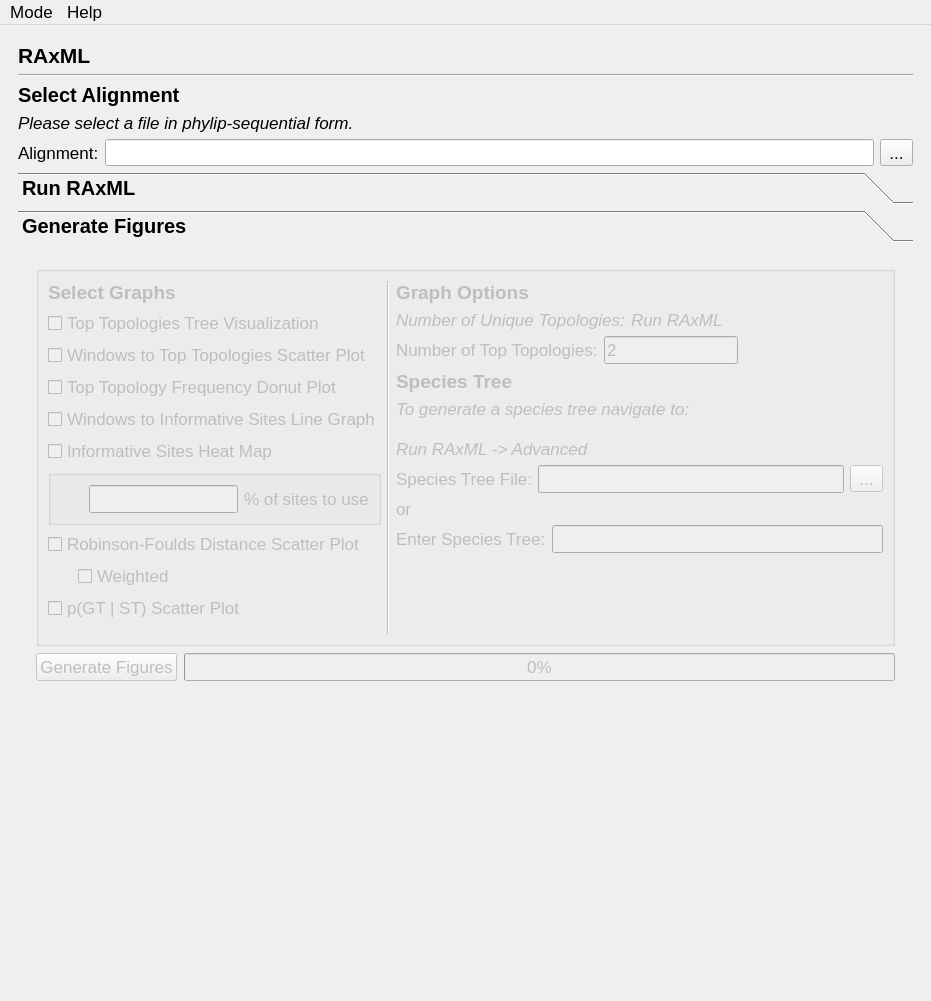
chilleo/ALPHA, file module/gui_layout.ui: the form before one commit.
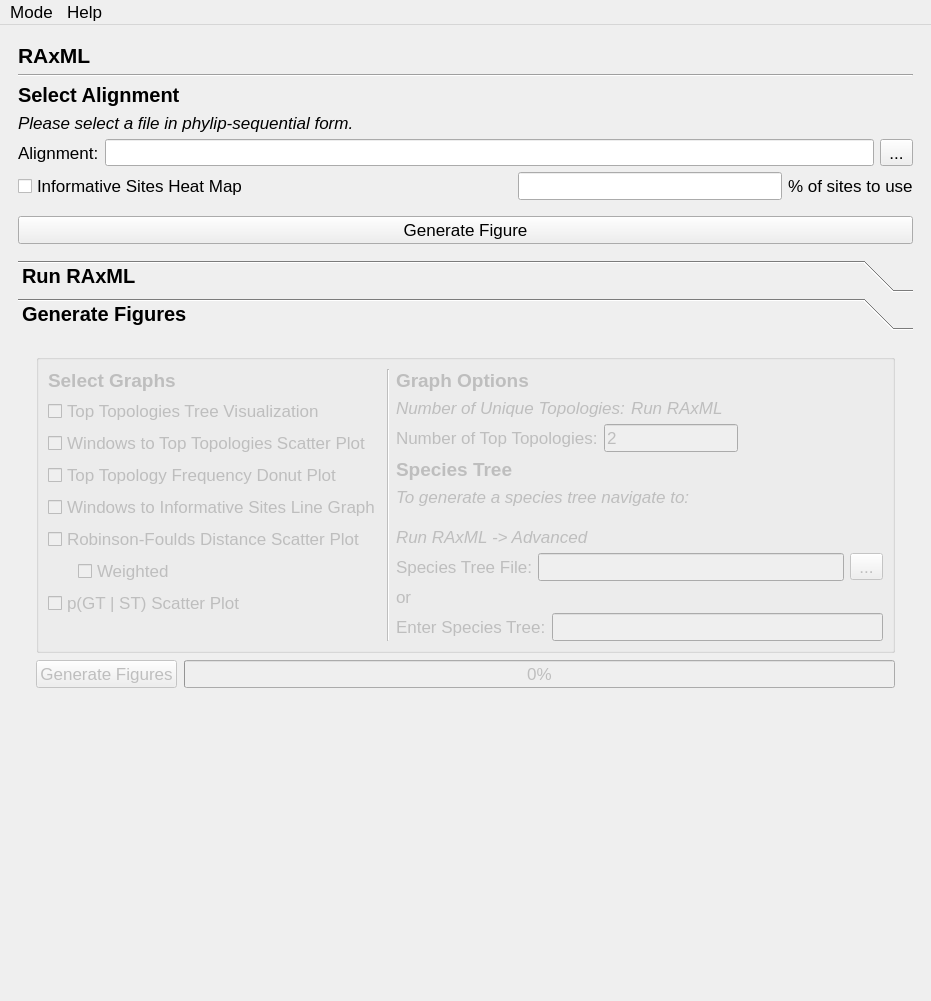
The form after the commit. The open tabs and pages were chosen to show the change.

Commit message: Moved heatmap generation

Diff of the .ui file:
```diff
--- a/module/gui_layout.ui
+++ b/module/gui_layout.ui
@@ -327,6 +327,67 @@
             </item>
            </layout>
           </item>
+          <item>
+           <layout class="QVBoxLayout" name="verticalLayout_35">
+            <property name="bottomMargin">
+             <number>10</number>
+            </property>
+            <item>
+             <layout class="QHBoxLayout" name="horizontalLayout_62">
+              <property name="bottomMargin">
+               <number>10</number>
+              </property>
+              <item>
+               <widget class="QCheckBox" name="checkboxHeatMap">
+                <property name="font">
+                 <font>
+                  <pointsize>13</pointsize>
+                  <weight>50</weight>
+                  <bold>false</bold>
+                 </font>
+                </property>
+                <property name="text">
+                 <string>Informative Sites Heat Map</string>
+                </property>
+                <property name="checked">
+                 <bool>false</bool>
+                </property>
+               </widget>
+              </item>
+              <item>
+               <spacer name="horizontalSpacer_35">
+                <property name="orientation">
+                 <enum>Qt::Horizontal</enum>
+                </property>
+                <property name="sizeHint" stdset="0">
+                 <size>
+                  <width>40</width>
+                  <height>20</height>
+                 </size>
+                </property>
+               </spacer>
+              </item>
+              <item>
+               <widget class="QLineEdit" name="heatmapPercentage"/>
+              </item>
+              <item>
+               <widget class="QLabel" name="label_48">
+                <property name="text">
+                 <string>% of sites to use</string>
+                </property>
+               </widget>
+              </item>
+             </layout>
+            </item>
+            <item>
+             <widget class="QPushButton" name="heatmapGenerate">
+              <property name="text">
+               <string>Generate Figure</string>
+              </property>
+             </widget>
+            </item>
+           </layout>
+          </item>
           <item>
            <widget class="QToolBox" name="raxmlToolBox">
             <property name="enabled">
@@ -1313,7 +1374,7 @@
                <x>0</x>
                <y>0</y>
                <width>949</width>
-               <height>542</height>
+               <height>558</height>
               </rect>
              </property>
              <property name="sizePolicy">
@@ -1505,54 +1566,7 @@
                        </layout>
                       </item>
                       <item>
-                       <layout class="QHBoxLayout" name="heatMapHL">
-                        <item>
-                         <widget class="QCheckBox" name="checkboxHeatMap">
-                          <property name="font">
-                           <font>
-                            <pointsize>13</pointsize>
-                            <weight>50</weight>
-                            <bold>false</bold>
-                           </font>
-                          </property>
-                          <property name="text">
-                           <string>Informative Sites Heat Map</string>
-                          </property>
-                          <property name="checked">
-                           <bool>false</bool>
-                          </property>
-                         </widget>
-                        </item>
-                       </layout>
-                      </item>
-                      <item>
-                       <widget class="QGroupBox" name="horizontalGroupBox">
-                        <layout class="QHBoxLayout" name="horizontalLayout_75">
-                         <item>
-                          <spacer name="horizontalSpacer_35">
-                           <property name="orientation">
-                            <enum>Qt::Horizontal</enum>
-                           </property>
-                           <property name="sizeHint" stdset="0">
-                            <size>
-                             <width>40</width>
-                             <height>20</height>
-                            </size>
-                           </property>
-                          </spacer>
-                         </item>
-                         <item>
-                          <widget class="QLineEdit" name="heatmapPercentage"/>
-                         </item>
-                         <item>
-                          <widget class="QLabel" name="label_48">
-                           <property name="text">
-                            <string>% of sites to use</string>
-                           </property>
-                          </widget>
-                         </item>
-                        </layout>
-                       </widget>
+                       <layout class="QHBoxLayout" name="heatMapHL"/>
                       </item>
                       <item>
                        <layout class="QHBoxLayout" name="horizontalLayout_47">
```
Left out of the diff: 6 changed lines with no effect on the pictures. The commit also changes 4 other files.
